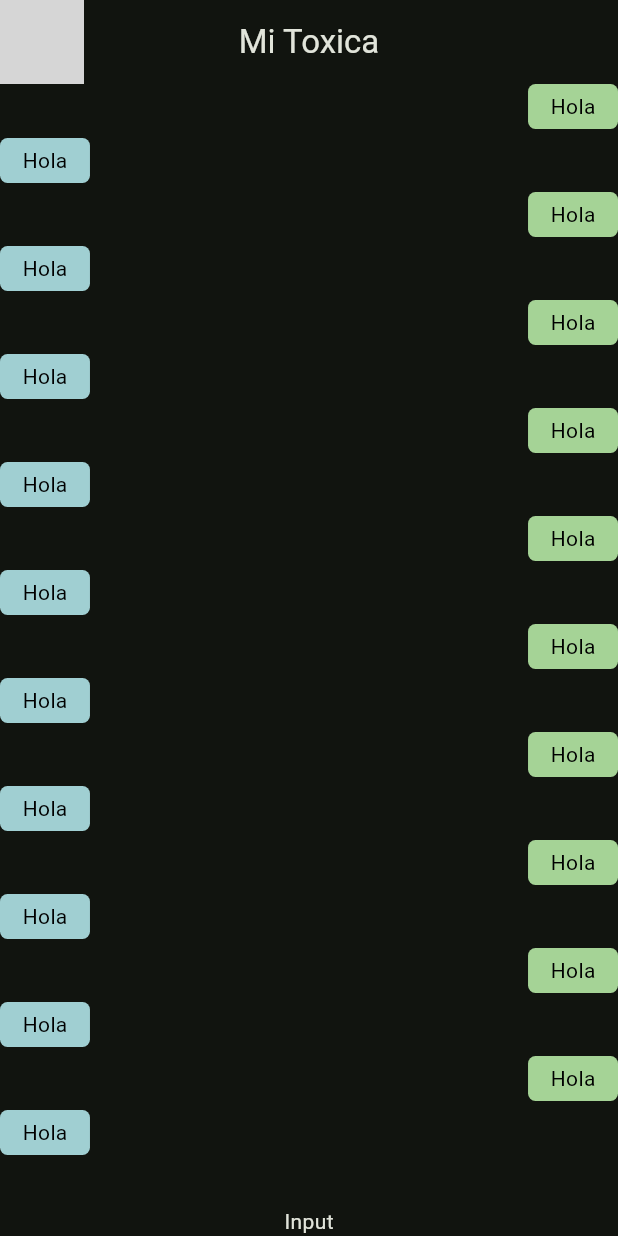
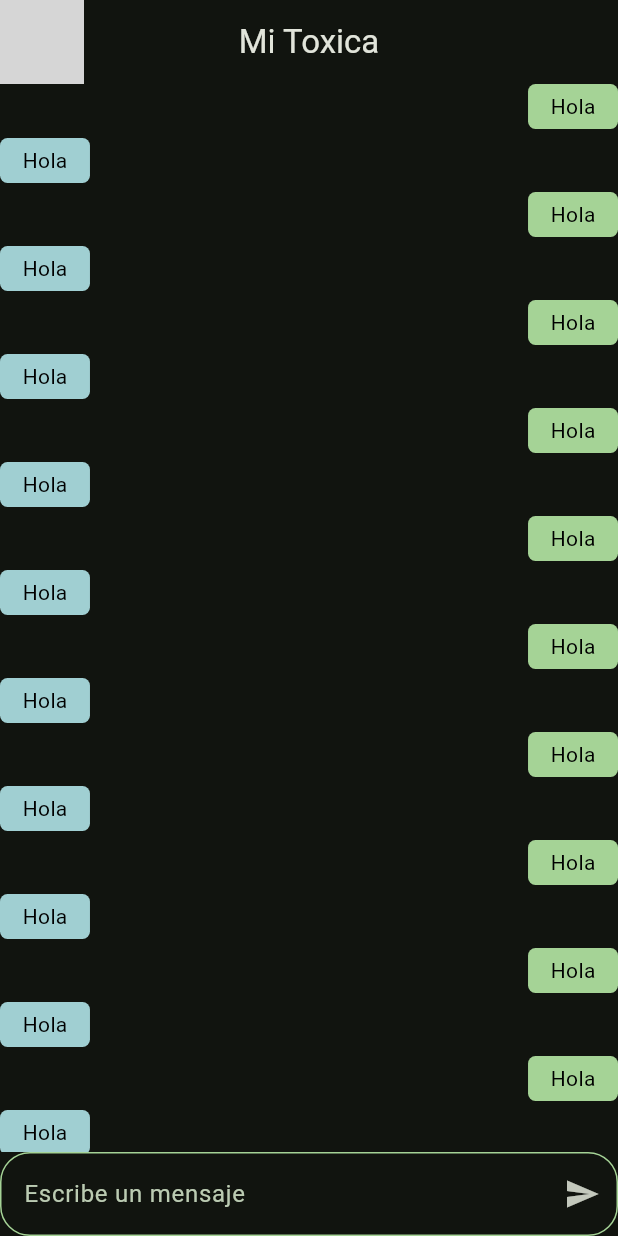
Before and after one commit to juanwallss/la_toxica, a Flutter app: the screen it shows after launch, on a phone screen of 412 x 824 dp. Run offline on Flutter 3.47's test engine with Material 3 defaults, Android fonts, the phone set to English and light mode, and no system bars; network calls fail; grey boxes are pictures that could not be loaded.

Commit message:
Add message input field and image bubble support in chat screen

```diff
--- a/lib/presentation/screen/chat/chat_screen.dart
+++ b/lib/presentation/screen/chat/chat_screen.dart
@@ -1,5 +1,6 @@
 import 'package:flutter/material.dart';
 import 'package:la_toxica/presentation/widgets/chat/message_bubble.dart';
+import 'package:la_toxica/presentation/widgets/chat/message_field_box.dart';
 
 class ChatScreen extends StatelessWidget {
   const ChatScreen({super.key});
@@ -38,7 +39,7 @@ class _chatView extends StatelessWidget {
                       isMyMessage: index.isEven,
                     );
                   })),
-          const Text('Input')
+          const MessageFieldBox(),
         ],
       ),
     );
--- a/lib/presentation/widgets/chat/message_bubble.dart
+++ b/lib/presentation/widgets/chat/message_bubble.dart
@@ -1,7 +1,9 @@
 import 'package:flutter/material.dart';
+import 'package:la_toxica/presentation/widgets/chat/image_bubble.dart';
 
 class MessageBubble extends StatelessWidget {
   final String message;
+  final String? urlImageBubble;
 
   // Bool para verificar si el mensaje va del lado izquierdo o derecho
   final bool isMyMessage;
@@ -10,6 +12,7 @@ class MessageBubble extends StatelessWidget {
     super.key,
     required this.message,
     required this.isMyMessage,
+    this.urlImageBubble,
   });
 
   @override
@@ -30,6 +33,13 @@ class MessageBubble extends StatelessWidget {
           ),
         ),
         const SizedBox(height: 6),
+
+        if (urlImageBubble != null) ...[
+          ImageBubble(urlImageBubble: urlImageBubble!),
+          const SizedBox(
+            height: 10,
+          ),
+        ]
       ],
     );
   }
--- /dev/null
+++ b/lib/presentation/widgets/chat/message_field_box.dart
@@ -0,0 +1,54 @@
+import 'package:flutter/material.dart';
+
+class MessageFieldBox extends StatelessWidget {
+  const MessageFieldBox({super.key});
+
+  @override
+  Widget build(BuildContext context) {
+    final TextEditingController textController = TextEditingController();
+    final focusMode = FocusNode();
+    final colors = Theme.of(context).colorScheme;
+    return TextFormField(
+      focusNode: focusMode,
+      controller: textController,
+      decoration: customInputDecoration(
+        color: colors,
+        onPressed: () {
+          final message = textController.text;
+          if (message.isNotEmpty) {
+            print(message);
+            textController.clear();
+          }
+        },
+      ),
+      onTapOutside: (event) {
+        focusMode.unfocus();
+      },
+      onFieldSubmitted: (value) {
+        textController.clear();
+        focusMode.requestFocus();
+      },
+    );
+  }
+
+  InputDecoration customInputDecoration(
+      {required VoidCallback onPressed, required ColorScheme color}) {
+    return InputDecoration(
+      hintText: 'Escribe un mensaje',
+      hintStyle: TextStyle(color: color.secondary),
+      enabledBorder: customOutlienInputBorder(color),
+      focusedBorder: customOutlienInputBorder(color),
+      suffixIcon: IconButton(
+        icon: const Icon(Icons.send),
+        onPressed: onPressed,
+      ),
+    );
+  }
+
+  OutlineInputBorder customOutlienInputBorder(ColorScheme colors) {
+    return OutlineInputBorder(
+      borderRadius: BorderRadius.circular(20),
+      borderSide: BorderSide(color: colors.primary),
+    );
+  }
+}
```
Also changed, not shown: lib/presentation/widgets/chat/image_bubble.dart (added, +21 -0 lines).
